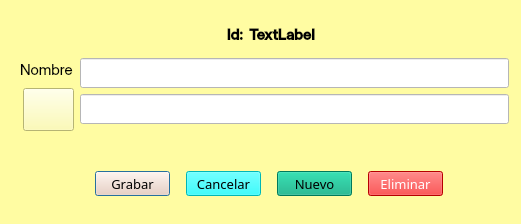
The window that gui/directores.ui (QuitoAr/Cine) describes before a commit, drawn with Qt 5.
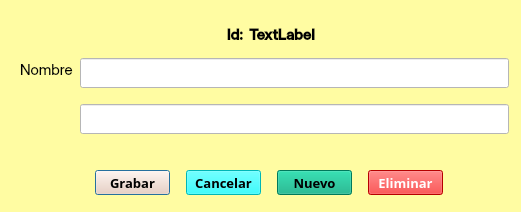
The same window after the commit. Icons and pictures are not drawn.

Commit message: Ajustar diseño de la ventana de directores: modificar dimensiones, agregar propiedades de tamaño y actualizar icono del botón de Wikipedia.

Diff of the .ui file:
```diff
--- a/gui/directores.ui
+++ b/gui/directores.ui
@@ -10,9 +10,21 @@
     <x>0</x>
     <y>0</y>
     <width>521</width>
-    <height>224</height>
+    <height>212</height>
    </rect>
   </property>
+  <property name="minimumSize">
+   <size>
+    <width>0</width>
+    <height>7</height>
+   </size>
+  </property>
+  <property name="sizeIncrement">
+   <size>
+    <width>0</width>
+    <height>2</height>
+   </size>
+  </property>
   <property name="windowTitle">
    <string>Gestión de Directores</string>
   </property>
@@ -47,7 +59,7 @@
     <property name="geometry">
      <rect>
       <x>0</x>
-      <y>157</y>
+      <y>156</y>
       <width>521</width>
       <height>55</height>
      </rect>
@@ -85,6 +97,8 @@
       <font>
        <family>Franklin Gothic Book</family>
        <pointsize>10</pointsize>
+       <weight>75</weight>
+       <bold>true</bold>
       </font>
      </property>
      <property name="styleSheet">
@@ -114,6 +128,8 @@
       <font>
        <family>Franklin Gothic Book</family>
        <pointsize>10</pointsize>
+       <weight>75</weight>
+       <bold>true</bold>
       </font>
      </property>
      <property name="styleSheet">
@@ -142,6 +158,8 @@
       <font>
        <family>Franklin Gothic Book</family>
        <pointsize>10</pointsize>
+       <weight>75</weight>
+       <bold>true</bold>
       </font>
      </property>
      <property name="styleSheet">
@@ -171,6 +189,8 @@
       <font>
        <family>Franklin Gothic Book</family>
        <pointsize>10</pointsize>
+       <weight>75</weight>
+       <bold>true</bold>
       </font>
      </property>
      <property name="focusPolicy">
@@ -187,12 +207,48 @@
    <widget class="QPushButton" name="btnWikipedia">
     <property name="geometry">
      <rect>
-      <x>23</x>
-      <y>88</y>
-      <width>51</width>
-      <height>43</height>
+      <x>20</x>
+      <y>86</y>
+      <width>55</width>
+      <height>61</height>
      </rect>
     </property>
+    <property name="sizePolicy">
+     <sizepolicy hsizetype="Minimum" vsizetype="Preferred">
+      <horstretch>0</horstretch>
+      <verstretch>5</verstretch>
+     </sizepolicy>
+    </property>
+    <property name="minimumSize">
+     <size>
+      <width>0</width>
+      <height>0</height>
+     </size>
+    </property>
+    <property name="maximumSize">
+     <size>
+      <width>16777204</width>
+      <height>16777211</height>
+     </size>
+    </property>
+    <property name="sizeIncrement">
+     <size>
+      <width>1</width>
+      <height>0</height>
+     </size>
+    </property>
+    <property name="baseSize">
+     <size>
+      <width>8</width>
+      <height>0</height>
+     </size>
+    </property>
+    <property name="font">
+     <font>
+      <family>MT Extra</family>
+      <pointsize>2</pointsize>
+     </font>
+    </property>
     <property name="cursor">
      <cursorShape>OpenHandCursor</cursorShape>
     </property>
@@ -203,7 +259,11 @@
      <string notr="true">Ir a Wikipedia</string>
     </property>
     <property name="styleSheet">
-     <string notr="true">border-color: rgb(255, 255, 127);</string>
+     <string notr="true">QPushButton {
+    border: none;
+    background-color: transparent;
+    outline: none;
+}</string>
     </property>
     <property name="text">
      <string/>
@@ -214,10 +274,19 @@
     </property>
     <property name="iconSize">
      <size>
-      <width>39</width>
-      <height>35</height>
+      <width>56</width>
+      <height>50</height>
      </size>
     </property>
+    <property name="autoRepeatDelay">
+     <number>293</number>
+    </property>
+    <property name="autoRepeatInterval">
+     <number>98</number>
+    </property>
+    <property name="autoDefault">
+     <bool>false</bool>
+    </property>
    </widget>
    <widget class="QLabel" name="label">
     <property name="geometry">
@@ -244,16 +313,19 @@
      <number>-3</number>
     </property>
    </widget>
-   <widget class="QWidget" name="">
+   <widget class="QWidget" name="layoutWidget">
     <property name="geometry">
      <rect>
       <x>80</x>
       <y>58</y>
       <width>429</width>
-      <height>68</height>
+      <height>78</height>
      </rect>
     </property>
     <layout class="QVBoxLayout" name="verticalLayout">
+     <property name="spacing">
+      <number>16</number>
+     </property>
      <item>
       <widget class="QLineEdit" name="nombreCineasta">
        <property name="minimumSize">
@@ -312,7 +384,7 @@
      </item>
     </layout>
    </widget>
-   <widget class="QWidget" name="">
+   <widget class="QWidget" name="layoutWidget">
     <property name="geometry">
      <rect>
       <x>188</x>
```
Left out of the diff: 9 changed lines with no effect on the pictures.
